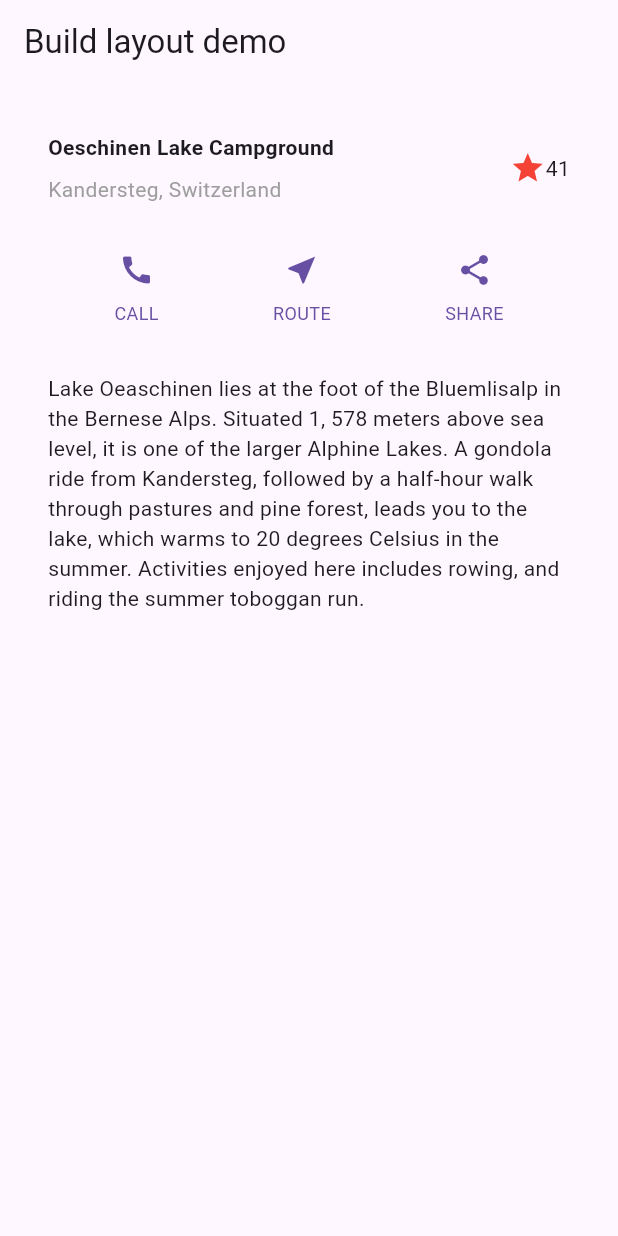
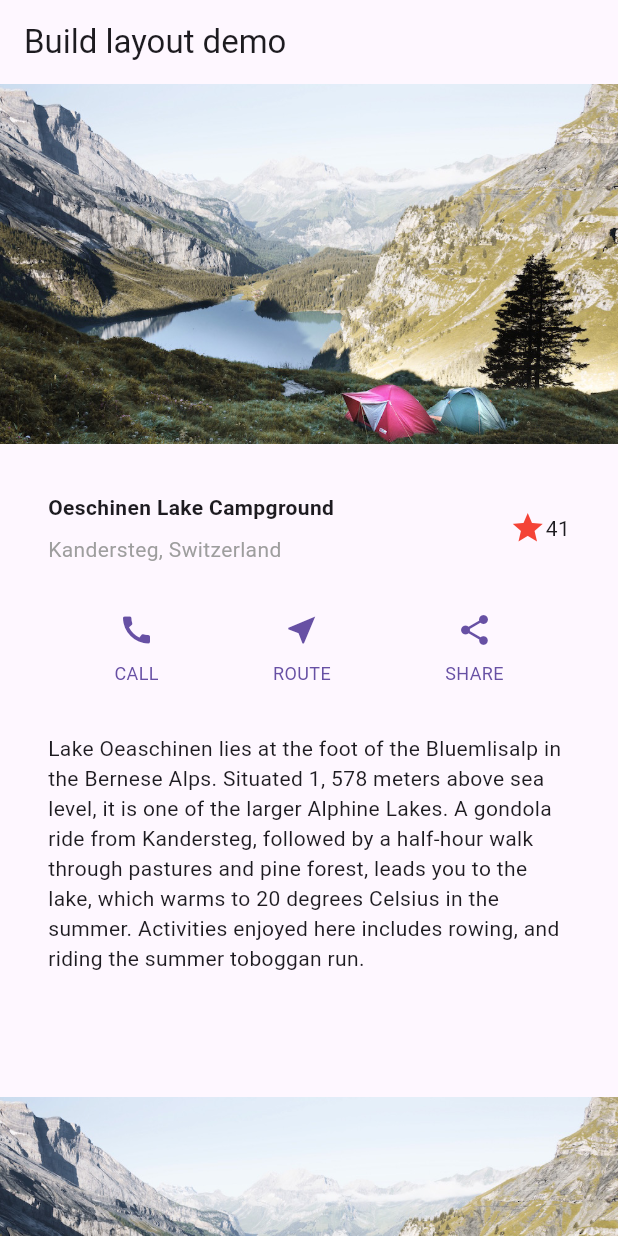
Before and after one commit to ralphmarondev/flutter-app, a Flutter app: the screen it shows after launch, on a phone screen of 412 x 824 dp. Run offline on Flutter 3.47's test engine with Material 3 defaults, Android fonts, the phone set to English and light mode, and no system bars.

Commit message:
build layout output

```diff
--- a/lib/app1/build_layout.dart
+++ b/lib/app1/build_layout.dart
@@ -1,5 +1,6 @@
 import 'package:flutter/material.dart';
 
+// TODO: Make this interactive, accept user input on buttons
 class BuildLayoutApp extends StatelessWidget {
   const BuildLayoutApp({super.key});
 
@@ -15,6 +16,7 @@ class BuildLayoutApp extends StatelessWidget {
         body: const SingleChildScrollView(
           child: Column(
             children: [
+              ImageSection(image: 'images/lake.jpg'),
               TitleSection(
                 name: 'Oeschinen Lake Campground',
                 location: 'Kandersteg, Switzerland',
@@ -29,7 +31,25 @@ class BuildLayoutApp extends StatelessWidget {
                     'and pine forest, leads you to the lake, which warms to 20 '
                     'degrees Celsius in the summer. Activities enjoyed here '
                     'includes rowing, and riding the summer toboggan run.',
-              )
+              ),
+              Padding(padding: EdgeInsets.only(top: 50)),
+              //? Second post
+              ImageSection(image: 'images/lake.jpg'),
+              TitleSection(
+                name: 'Oeschinen Lake Campground',
+                location: 'Kandersteg, Switzerland',
+              ),
+              ButtonSection(),
+              TextSection(
+                description:
+                    'Lake Oeaschinen lies at the foot of the Bluemlisalp in the '
+                    'Bernese Alps. Situated 1, 578 meters above sea level, it '
+                    'is one of the larger Alphine Lakes. A gondola ride from '
+                    'Kandersteg, followed by a half-hour walk through pastures '
+                    'and pine forest, leads you to the lake, which warms to 20 '
+                    'degrees Celsius in the summer. Activities enjoyed here '
+                    'includes rowing, and riding the summer toboggan run.',
+              ),
             ],
           ),
         ),
@@ -177,3 +197,22 @@ class TextSection extends StatelessWidget {
     );
   }
 }
+
+class ImageSection extends StatelessWidget {
+  const ImageSection({
+    super.key,
+    required this.image,
+  });
+
+  final String image;
+
+  @override
+  Widget build(BuildContext context) {
+    return Image.asset(
+      image,
+      width: 600,
+      height: 240,
+      fit: BoxFit.cover,
+    );
+  }
+}
--- a/pubspec.yaml
+++ b/pubspec.yaml
@@ -60,6 +60,7 @@ flutter:
   # To add assets to your application, add an assets section, like this:
   assets:
     - assets/icons/
+    - images/
     # - images/a_dot_ham.jpeg
 
   # An image asset can refer to one or more resolution-specific "variants", see
```
Also changed, not shown: images/lake.jpg (added).
